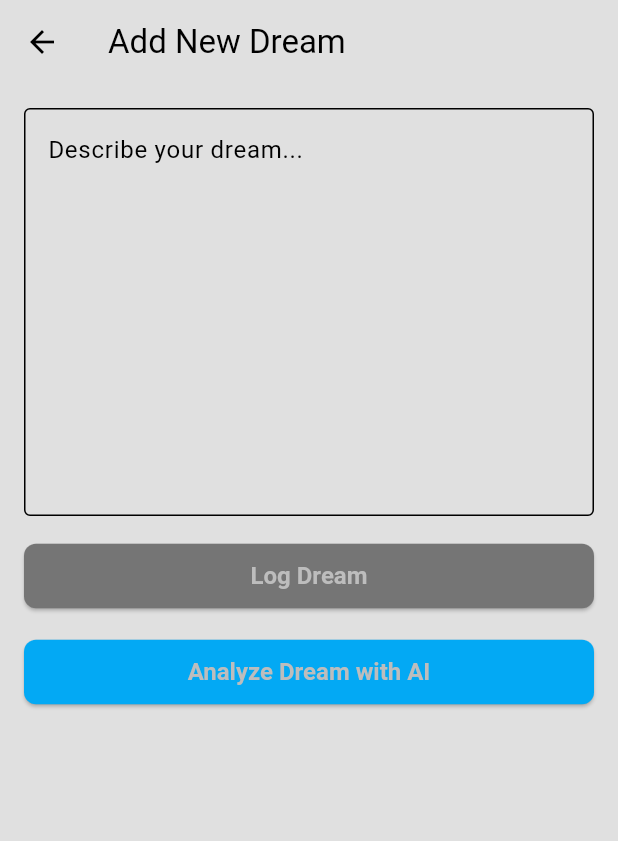
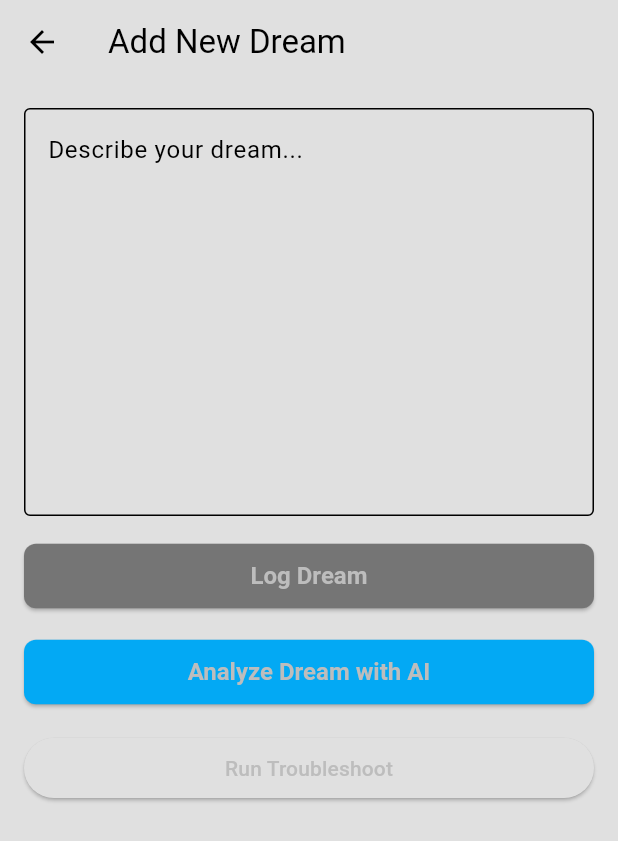
Before and after one commit to RizPur/LucidLogs, a Flutter app: the CreateDreamPage screen opened directly, after a tap on "Analyze Dream with AI", on a phone screen of 412 x 824 dp. Shown: the top 841 px of the screen. Run offline on Flutter 3.47's test engine with Material 3 defaults, Android fonts, the phone set to English and light mode, and no system bars; our stand-ins replace google_fonts, isar; accounts and stored records are empty; generated files the repository leaves out were written again.

Commit message:
analyze dream method added to db

```diff
--- a/lib/screens/create_dream.dart
+++ b/lib/screens/create_dream.dart
@@ -1,5 +1,6 @@
 import 'package:flutter/material.dart';
-import 'package:lucidlogs/api/aijson.dart'; // Import the AI service
+import 'package:provider/provider.dart';
+import 'package:lucidlogs/models/dream_db.dart';
 
 class CreateDreamPage extends StatefulWidget {
   final Function(String) onDreamAdded;
@@ -12,8 +13,6 @@ class CreateDreamPage extends StatefulWidget {
 
 class _CreateDreamPageState extends State<CreateDreamPage> {
   final TextEditingController _dreamController = TextEditingController();
-  final AIService _aiService = AIService();
-
   bool _isLoading = false;
   String? _aiResponse;
 
@@ -24,7 +23,8 @@ class _CreateDreamPageState extends State<CreateDreamPage> {
       });
 
       try {
-        final aiResponse = await _aiService.analyzeDream(_dreamController.text);
+        final dreamDatabase = context.read<DreamDatabase>();
+        final aiResponse = await dreamDatabase.sendDreamToBackend(_dreamController.text);
         setState(() {
           _aiResponse = aiResponse;
         });
@@ -40,13 +40,21 @@ class _CreateDreamPageState extends State<CreateDreamPage> {
     }
   }
 
+  void _runTroubleshoot() async {
+    final dreamDatabase = context.read<DreamDatabase>();
+    final troubleshootResponse = await dreamDatabase.troubleshootRequest();
+    setState(() {
+      _aiResponse = troubleshootResponse;
+    });
+  }
+
   @override
   Widget build(BuildContext context) {
     return Scaffold(
       appBar: AppBar(
         title: const Text('Add New Dream'),
       ),
-      body: Padding(
+      body: SingleChildScrollView(
         padding: const EdgeInsets.all(16.0),
         child: Column(
           crossAxisAlignment: CrossAxisAlignment.stretch,
@@ -92,9 +100,7 @@ class _CreateDreamPageState extends State<CreateDreamPage> {
             ElevatedButton(
               onPressed: _isLoading
                   ? null // Disable the button while loading
-                  : () {
-                      _analyzeDream();
-                    },
+                  : _analyzeDream,
               style: ButtonStyle(
                 backgroundColor: WidgetStateProperty.all<Color>(
                     Colors.lightBlue),
@@ -119,6 +125,11 @@ class _CreateDreamPageState extends State<CreateDreamPage> {
                   : const Text('Analyze Dream with AI'),
             ),
             const SizedBox(height: 16),
+            ElevatedButton(
+              onPressed: _runTroubleshoot,
+              child: const Text('Run Troubleshoot'),
+            ),
+            const SizedBox(height: 16),
             if (_aiResponse != null)
               Text(
                 'AI Analysis: $_aiResponse',
```
Also changed, not shown: lib/api/aijson.dart (+30 -0 lines), lib/models/dream_db.dart (+71 -12 lines).
